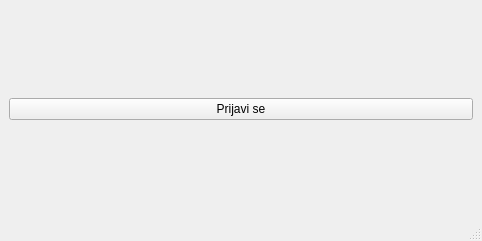
Qt form I_godina/I_semestar/Osnove_Programiranja/Projekat/Screens/Main/MainScreenDesign.ui (MihajloMilojevic/FTN) before a commit.
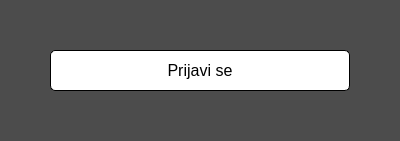
The same form after that commit.

Commit message: Login Screen

Patch:
```diff
--- a/I_godina/I_semestar/Osnove_Programiranja/Projekat/Screens/Main/MainScreenDesign.ui
+++ b/I_godina/I_semestar/Osnove_Programiranja/Projekat/Screens/Main/MainScreenDesign.ui
@@ -1,34 +1,103 @@
 <?xml version="1.0" encoding="UTF-8"?>
 <ui version="4.0">
- <class>MainWindow</class>
- <widget class="QMainWindow" name="MainWindow">
+ <class>Form</class>
+ <widget class="QWidget" name="Form">
   <property name="geometry">
    <rect>
     <x>0</x>
     <y>0</y>
-    <width>482</width>
-    <height>241</height>
+    <width>400</width>
+    <height>300</height>
    </rect>
   </property>
+  <property name="sizePolicy">
+   <sizepolicy hsizetype="Fixed" vsizetype="Fixed">
+    <horstretch>0</horstretch>
+    <verstretch>0</verstretch>
+   </sizepolicy>
+  </property>
+  <property name="minimumSize">
+   <size>
+    <width>400</width>
+    <height>300</height>
+   </size>
+  </property>
+  <property name="maximumSize">
+   <size>
+    <width>400</width>
+    <height>300</height>
+   </size>
+  </property>
+  <property name="font">
+   <font>
+    <pointsize>12</pointsize>
+   </font>
+  </property>
   <property name="windowTitle">
    <string>Bioskop - Projekat</string>
   </property>
-  <widget class="QWidget" name="centralwidget">
-   <layout class="QVBoxLayout" name="verticalLayout_2">
-    <item>
-     <layout class="QVBoxLayout" name="verticalLayout">
-      <item>
-       <widget class="QPushButton" name="pushButton">
-        <property name="text">
-         <string>Prijavi se</string>
-        </property>
-       </widget>
-      </item>
-     </layout>
-    </item>
-   </layout>
-  </widget>
-  <widget class="QStatusBar" name="statusbar"/>
+  <property name="styleSheet">
+   <string notr="true">background-color: rgb(76, 76, 76);
+color: white;</string>
+  </property>
+  <property name="locale">
+   <locale language="Serbian" country="Serbia"/>
+  </property>
+  <layout class="QGridLayout" name="gridLayout">
+   <property name="sizeConstraint">
+    <enum>QLayout::SetMinAndMaxSize</enum>
+   </property>
+   <property name="leftMargin">
+    <number>50</number>
+   </property>
+   <property name="topMargin">
+    <number>50</number>
+   </property>
+   <property name="rightMargin">
+    <number>50</number>
+   </property>
+   <property name="bottomMargin">
+    <number>50</number>
+   </property>
+   <property name="spacing">
+    <number>10</number>
+   </property>
+   <item row="0" column="0">
+    <widget class="QPushButton" name="prijavi_se_button">
+     <property name="font">
+      <font>
+       <pointsize>12</pointsize>
+      </font>
+     </property>
+     <property name="cursor">
+      <cursorShape>PointingHandCursor</cursorShape>
+     </property>
+     <property name="focusPolicy">
+      <enum>Qt::ClickFocus</enum>
+     </property>
+     <property name="styleSheet">
+      <string notr="true">background: white;
+color: black;
+border: 1px solid black;
+border-radius: 5px;
+outline: none;
+padding: 10px 30px;</string>
+     </property>
+     <property name="text">
+      <string>Prijavi se</string>
+     </property>
+     <property name="autoDefault">
+      <bool>false</bool>
+     </property>
+     <property name="default">
+      <bool>false</bool>
+     </property>
+     <property name="flat">
+      <bool>true</bool>
+     </property>
+    </widget>
+   </item>
+  </layout>
  </widget>
  <resources/>
  <connections/>
```
Left out of the diff: 2 changed lines with no effect on the pictures. The commit also changes 9 other files.
